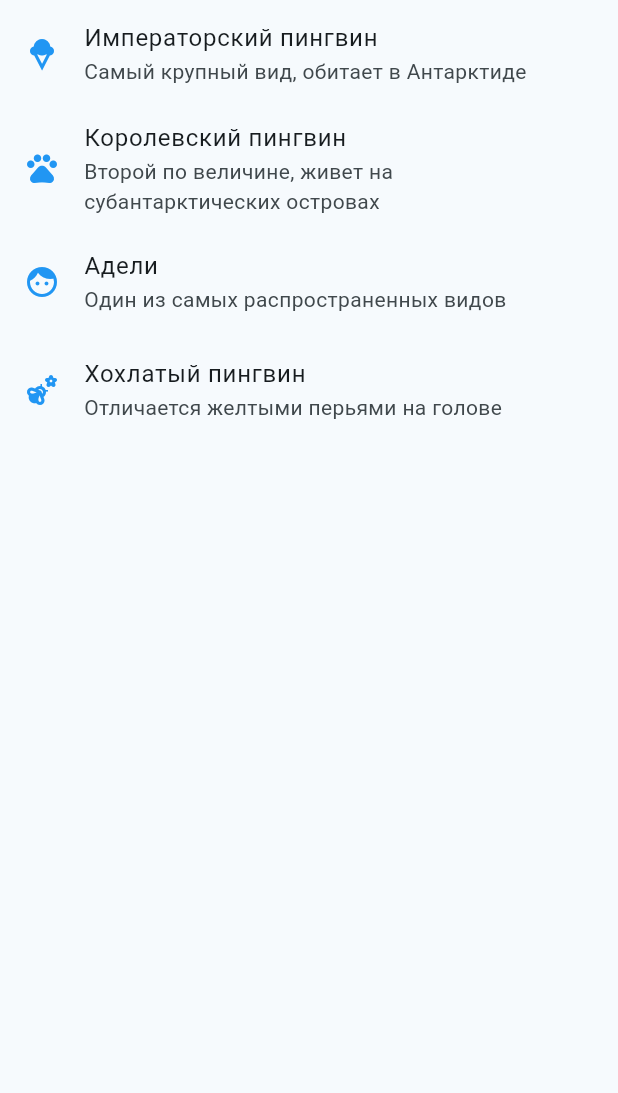
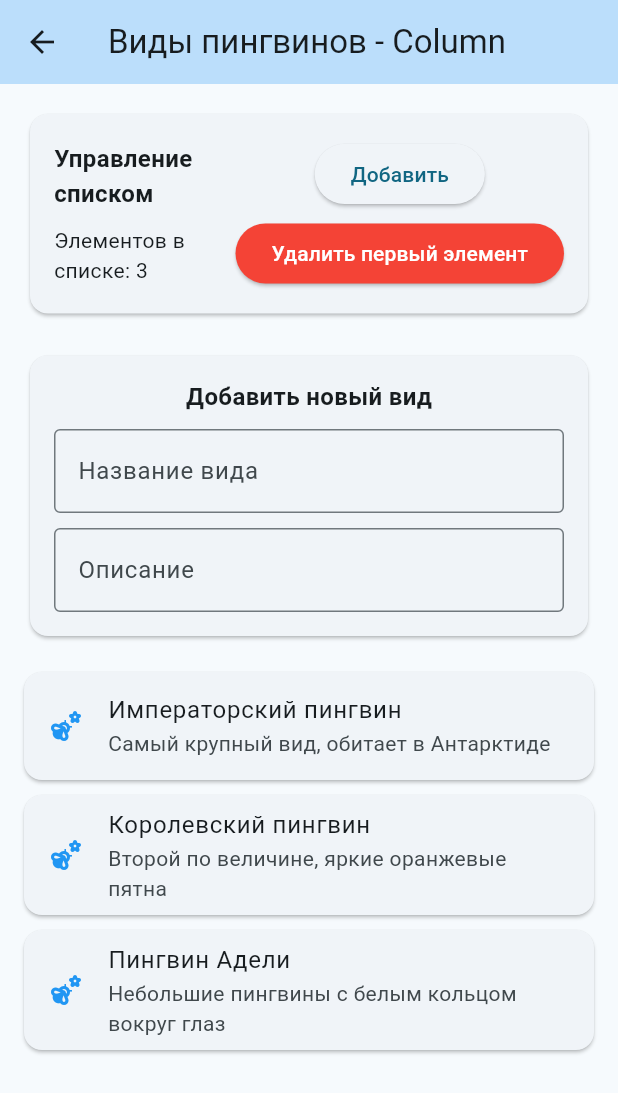
Before and after one commit to tezeku/rkmp, a Flutter app: the SpeciesScreen screen opened directly, on a phone screen of 412 x 824 dp. Shown: the top 1093 px of the screen. Run offline on Flutter 3.47's test engine with Material 3 defaults, Android fonts, the phone set to English and light mode, and no system bars.

Commit message:
Add in species_screen widget Column in SingleChildScrollView.

```diff
--- a/lib/screens/species_screen.dart
+++ b/lib/screens/species_screen.dart
@@ -1,33 +1,160 @@
 import 'package:flutter/material.dart';
 
-class SpeciesScreen extends StatelessWidget {
+class SpeciesScreen extends StatefulWidget {
   const SpeciesScreen({super.key});
 
   @override
+  State<SpeciesScreen> createState() => _SpeciesScreenState();
+}
+
+class _SpeciesScreenState extends State<SpeciesScreen> {
+  final List<Map<String, String>> _penguinSpecies = [
+    {
+      'name': 'Императорский пингвин',
+      'description': 'Самый крупный вид, обитает в Антарктиде'
+    },
+    {
+      'name': 'Королевский пингвин',
+      'description': 'Второй по величине, яркие оранжевые пятна'
+    },
+    {
+      'name': 'Пингвин Адели',
+      'description': 'Небольшие пингвины с белым кольцом вокруг глаз'
+    },
+  ];
+
+  final TextEditingController _nameController = TextEditingController();
+  final TextEditingController _descController = TextEditingController();
+
+  void _addSpecies() {
+    final name = _nameController.text;
+    final description = _descController.text;
+
+    if (name.isNotEmpty && description.isNotEmpty) {
+      setState(() {
+        _penguinSpecies.add({
+          'name': name,
+          'description': description
+        });
+      });
+      _nameController.clear();
+      _descController.clear();
+    }
+  }
+
+  void _removeFirstSpecies() {
+    if (_penguinSpecies.isNotEmpty) {
+      setState(() {
+        _penguinSpecies.removeAt(0);
+      });
+    }
+  }
+
+  @override
   Widget build(BuildContext context) {
-    return ListView(
-      children: const [
-        ListTile(
-          leading: Icon(Icons.icecream, color: Colors.blue),
-          title: Text('Императорский пингвин'),
-          subtitle: Text('Самый крупный вид, обитает в Антарктиде'),
+    return Scaffold(
+      appBar: AppBar(
+        title: const Text('Виды пингвинов - Column'),
+        backgroundColor: Colors.blue[100],
+      ),
+      body: Padding(
+        padding: const EdgeInsets.all(16.0),
+        child: Column(
+          children: [
+            Card(
+              child: Padding(
+                padding: const EdgeInsets.all(16.0),
+                child: Row(
+                  children: [
+                    Expanded(
+                      child: Column(
+                        crossAxisAlignment: CrossAxisAlignment.start,
+                        children: [
+                          const Text(
+                            'Управление списком',
+                            style: TextStyle(fontSize: 16, fontWeight: FontWeight.bold),
+                          ),
+                          const SizedBox(height: 10),
+                          Text('Элементов в списке: ${_penguinSpecies.length}'),
+                        ],
+                      ),
+                    ),
+                    Column(
+                      children: [
+                        ElevatedButton(
+                          onPressed: _addSpecies,
+                          child: const Text('Добавить'),
+                        ),
+                        const SizedBox(height: 5),
+                        ElevatedButton(
+                          onPressed: _removeFirstSpecies,
+                          style: ElevatedButton.styleFrom(
+                            backgroundColor: Colors.red,
+                            foregroundColor: Colors.white,
+                          ),
+                          child: const Text('Удалить первый элемент'),
+                        ),
+                      ],
+                    ),
+                  ],
+                ),
+              ),
+            ),
+
+            const SizedBox(height: 20),
+
+            Card(
+              child: Padding(
+                padding: const EdgeInsets.all(16.0),
+                child: Column(
+                  children: [
+                    const Text(
+                      'Добавить новый вид',
+                      style: TextStyle(fontSize: 16, fontWeight: FontWeight.bold),
+                    ),
+                    const SizedBox(height: 10),
+                    TextField(
+                      controller: _nameController,
+                      decoration: const InputDecoration(
+                        labelText: 'Название вида',
+                        border: OutlineInputBorder(),
+                      ),
+                    ),
+                    const SizedBox(height: 10),
+                    TextField(
+                      controller: _descController,
+                      decoration: const InputDecoration(
+                        labelText: 'Описание',
+                        border: OutlineInputBorder(),
+                      ),
+                    ),
+                  ],
+                ),
+              ),
+            ),
+
+            const SizedBox(height: 20),
+
+            Expanded(
+              child: SingleChildScrollView(
+                child: Column(
+                  children: [
+                    for (int i = 0; i < _penguinSpecies.length; i++)
+                      Card(
+                        margin: const EdgeInsets.only(bottom: 10),
+                        child: ListTile(
+                          leading: const Icon(Icons.emoji_nature, color: Colors.blue),
+                          title: Text(_penguinSpecies[i]['name']!),
+                          subtitle: Text(_penguinSpecies[i]['description']!),
+                        ),
+                      ),
+                  ],
+                ),
+              ),
+            ),
+          ],
         ),
-        ListTile(
-          leading: Icon(Icons.pets, color: Colors.blue),
-          title: Text('Королевский пингвин'),
-          subtitle: Text('Второй по величине, живет на субантарктических островах'),
-        ),
-        ListTile(
-          leading: Icon(Icons.face, color: Colors.blue),
-          title: Text('Адели'),
-          subtitle: Text('Один из самых распространенных видов'),
-        ),
-        ListTile(
-          leading: Icon(Icons.emoji_nature, color: Colors.blue),
-          title: Text('Хохлатый пингвин'),
-          subtitle: Text('Отличается желтыми перьями на голове'),
-        ),
-      ],
+      ),
     );
   }
 }
```
